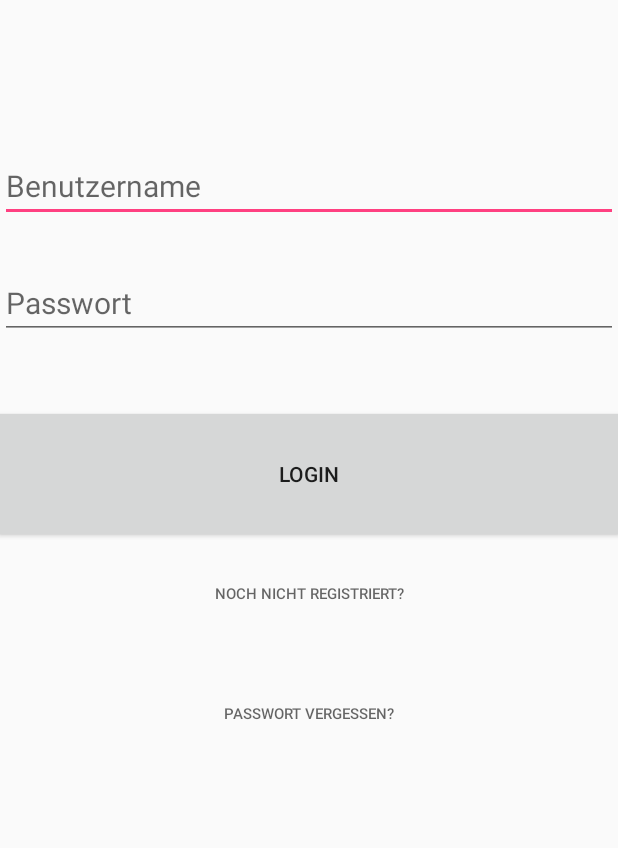
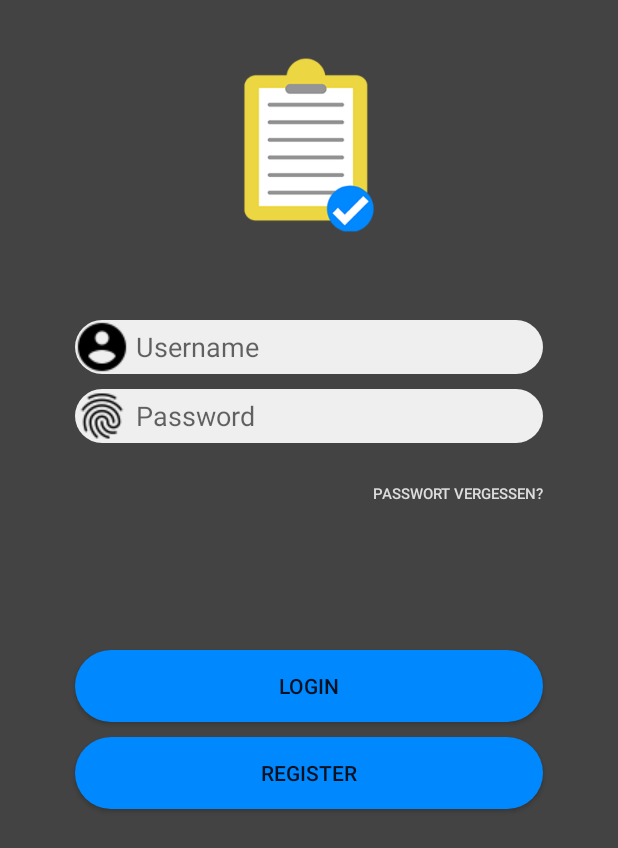
Before and after one commit to AngelikaBabin/Sportverwaltung, an Android app: the screen it shows after launch (LoginActivity), on a phone screen of 412 x 824 dp. Shown: the top 848 px of the screen. Run offline under Robolectric (Android 15) with nearby library versions, the phone set to English and light mode, and no system bars.

Commit message:
GUI Veranstalter

```diff
--- a/AppVeranstalter/app/build.gradle
+++ b/AppVeranstalter/app/build.gradle
@@ -4,7 +4,7 @@ android {
     compileSdkVersion 26
     defaultConfig {
         applicationId "com.example.cora.sportverwaltungveranstalter"
-        minSdkVersion 24
+        minSdkVersion 22
         targetSdkVersion 26
         versionCode 1
         versionName "1.0"
--- /dev/null
+++ b/AppVeranstalter/app/src/main/res/drawable/input_rounded.xml
@@ -0,0 +1,5 @@
+<?xml version="1.0" encoding="utf-8"?>
+<shape xmlns:android="http://schemas.android.com/apk/res/android">
+    <solid android:color="#efefef"/>
+    <corners android:radius="30dp"/>
+</shape>
--- a/AppVeranstalter/app/src/main/res/layout/activity_login.xml
+++ b/AppVeranstalter/app/src/main/res/layout/activity_login.xml
@@ -9,60 +9,75 @@
     <LinearLayout
         android:layout_width="match_parent"
         android:layout_height="match_parent"
+        android:background="#434343"
         android:orientation="vertical"
         android:weightSum="1"
         tools:layout_editor_absoluteX="6dp"
         tools:layout_editor_absoluteY="8dp">
 
+        <ImageView
+            android:id="@+id/imageView"
+            android:layout_width="match_parent"
+            android:layout_height="133dp"
+            android:layout_marginTop="30dp"
+            app:srcCompat="@drawable/logo" />
+
         <EditText
             android:id="@+id/txtBenutzer"
             android:layout_width="match_parent"
             android:layout_height="wrap_content"
-            android:layout_marginTop="100dp"
-            android:editable="true"
-            android:hint="Benutzername"
-            android:inputType="textPersonName"
-            android:textSize="20sp" />
+            android:layout_marginLeft="50dp"
+            android:layout_marginRight="50dp"
+            android:layout_marginTop="50dp"
+            android:background="@drawable/input_rounded"
+            android:drawableLeft="@drawable/ic_account_circle_black_24dp"
+            android:ems="10"
+            android:hint=" Username" />
 
         <EditText
             android:id="@+id/txtPassword"
             android:layout_width="match_parent"
             android:layout_height="wrap_content"
-            android:layout_marginTop="30dp"
+            android:layout_marginLeft="50dp"
+            android:layout_marginRight="50dp"
+            android:layout_marginTop="10dp"
+            android:background="@drawable/input_rounded"
+            android:drawableLeft="@drawable/ic_fingerprint_black_24dp"
             android:ems="10"
-            android:hint="Passwort"
-            android:inputType="textPassword"
-            android:textSize="20sp" />
+            android:hint=" Password" />
+
+        <Button
+            android:id="@+id/btnPassVerg"
+            android:layout_width="match_parent"
+            android:layout_height="wrap_content"
+            android:layout_marginLeft="150dp"
+            android:layout_marginRight="50dp"
+            android:layout_marginTop="10dp"
+            android:background="@android:color/transparent"
+            android:text="Passwort vergessen?"
+            android:textAlignment="textEnd"
+            android:textColor="#dddddd"
+            android:textSize="10sp" />
 
         <Button
             android:id="@+id/btnLogin"
             android:layout_width="match_parent"
             android:layout_height="wrap_content"
-            android:layout_marginTop="50dp"
-            android:layout_weight="0.08"
-            android:background="?attr/colorButtonNormal"
-            android:onClick="login"
+            android:layout_marginLeft="50dp"
+            android:layout_marginRight="50dp"
+            android:layout_marginTop="80dp"
+            android:background="@drawable/btn_rounded"
             android:text="Login" />
 
         <Button
             android:id="@+id/btnRegistrieren"
             android:layout_width="match_parent"
             android:layout_height="wrap_content"
-            android:layout_weight="0.08"
-            android:background="@android:color/transparent"
-            android:text="Noch nicht registriert?"
-            android:textColor="?attr/colorControlNormal"
-            android:textSize="10sp" />
-
-        <Button
-            android:id="@+id/btnPassVerg"
-            android:layout_width="match_parent"
-            android:layout_height="wrap_content"
-            android:layout_weight="0.08"
-            android:background="@android:color/transparent"
-            android:text="Passwort vergessen?"
-            android:textColor="?attr/colorControlNormal"
-            android:textSize="10sp" />
+            android:layout_marginLeft="50dp"
+            android:layout_marginRight="50dp"
+            android:layout_marginTop="10dp"
+            android:background="@drawable/btn_rounded"
+            android:text="Register" />
 
     </LinearLayout>
 
--- a/AppVeranstalter/build.gradle
+++ b/AppVeranstalter/build.gradle
@@ -7,7 +7,7 @@ buildscript {
         jcenter()
     }
     dependencies {
-        classpath 'com.android.tools.build:gradle:3.0.1'
+        classpath 'com.android.tools.build:gradle:3.1.1'
 
 
         // NOTE: Do not place your application dependencies here; they belong
```
Also changed, not shown: AppVeranstalter/app/src/main/res/drawable/ic_account_circle_black_24dp.png (added), AppVeranstalter/app/src/main/res/drawable/ic_fingerprint_black_24dp.png (added), AppVeranstalter/app/src/main/res/drawable/logo.png (added), AppVeranstalter/gradle/wrapper/gradle-wrapper.properties, 1 other file.
